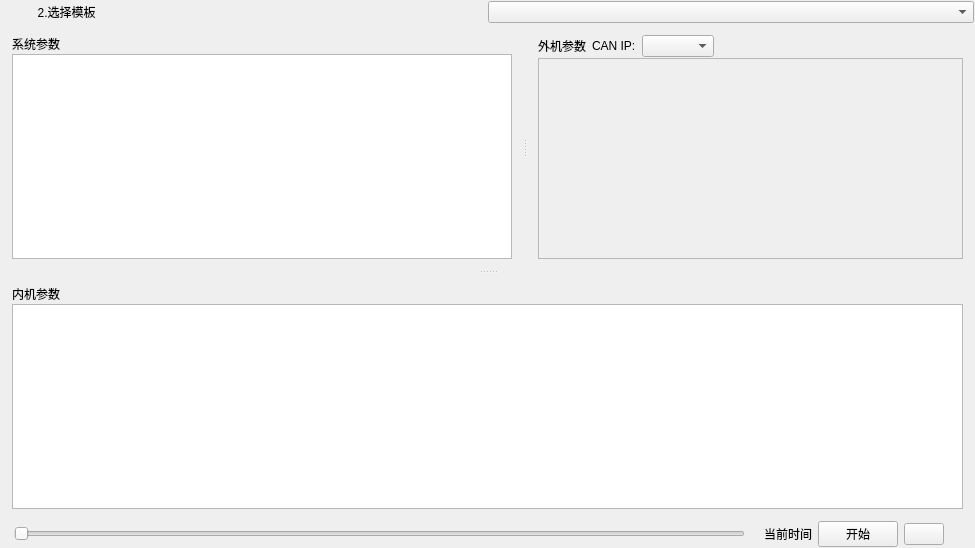
This is MainWidget.ui in czyt1988/tmp_exchange as Qt 5 draws it before an edit. The edited form follows.
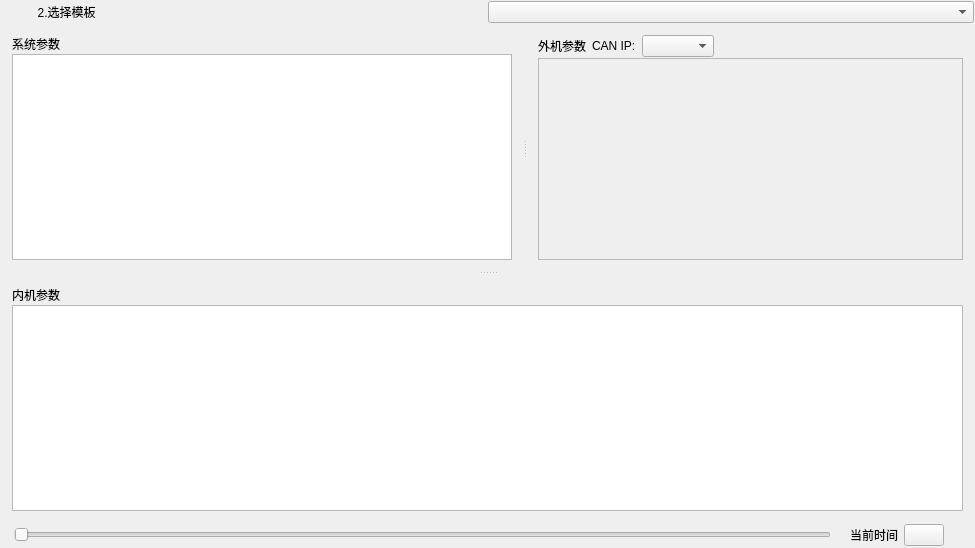
This is the edited form. Icons and pictures are not drawn.

Patch:
```diff
--- a/MainWidget.ui
+++ b/MainWidget.ui
@@ -140,8 +140,8 @@
             <rect>
              <x>0</x>
              <y>0</y>
-             <width>446</width>
-             <height>216</height>
+             <width>443</width>
+             <height>219</height>
             </rect>
            </property>
           </widget>
@@ -206,13 +206,6 @@
        </property>
       </widget>
      </item>
-     <item>
-      <widget class="QPushButton" name="pushButtonRun">
-       <property name="text">
-        <string>开始</string>
-       </property>
-      </widget>
-     </item>
      <item>
       <widget class="QPushButton" name="pushButtonSpeed">
        <property name="text">
```
